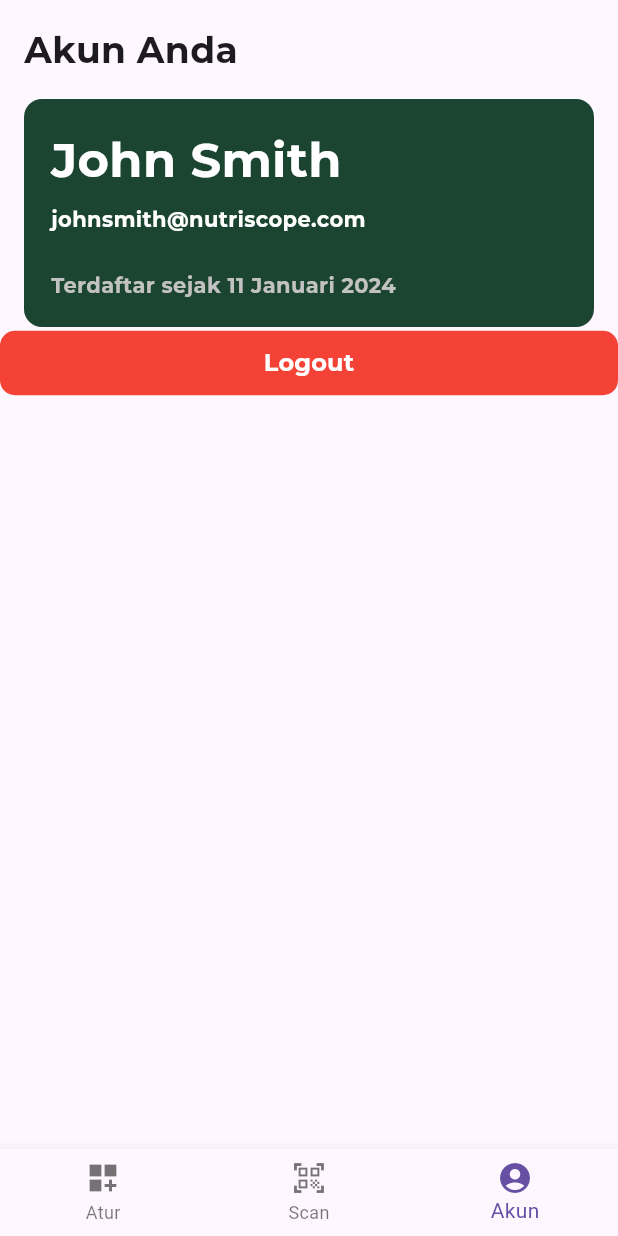
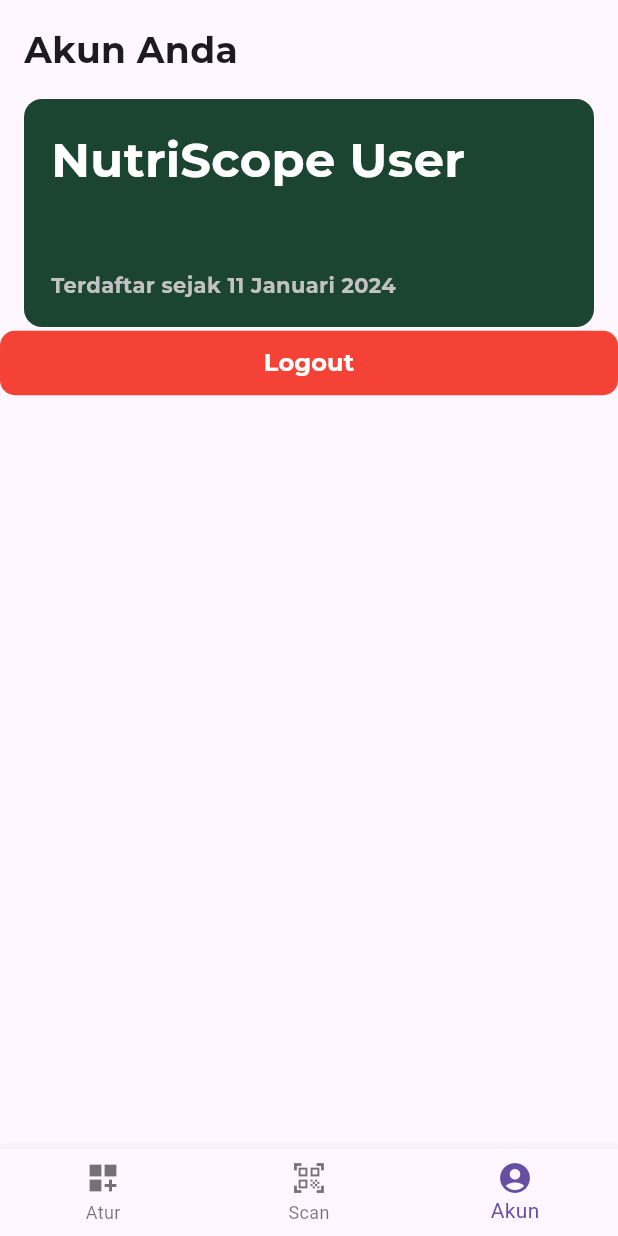
Before and after one commit to keanutaufan/nutriscope, a Flutter app: the screen it shows once a user with an empty profile is signed in, item 3 of the bottom bar chosen, on a phone screen of 412 x 824 dp. Run offline on Flutter 3.47's test engine with Material 3 defaults, Android fonts, the light colour scheme and no system bars; our stand-ins replace firebase_auth, firebase_core; missing offline and left inert: qr_code_scanner; accounts and stored records are empty; project files that could hold a hidden picture were left out.

Commit message:
fetch user data to user card

```diff
--- a/lib/screens/app/account_screen.dart
+++ b/lib/screens/app/account_screen.dart
@@ -5,6 +5,11 @@ import 'package:nutriscope/components/ns_fill_button.dart';
 
 class AccountScreen extends StatelessWidget {
   const AccountScreen({super.key});
+
+  static final currentUser = FirebaseAuth.instance.currentUser;
+  static final name = currentUser?.displayName ?? "Guest";
+  static final email = currentUser?.email ?? "Unregistered User";
+  static final createdAt = currentUser?.metadata.creationTime;
 
   @override
   Widget build(BuildContext context) {
@@ -28,9 +33,9 @@ class AccountScreen extends StatelessWidget {
           Padding(
             padding: const EdgeInsets.symmetric(horizontal: 16),
             child: AccountCard(
-              name: "John Smith",
-              email: "johnsmith@nutriscope.com",
-              createdAt: DateTime.parse("2024-01-11 00:00:07Z"),
+              name: name == "" ? "NutriScope User" : name,
+              email: email,
+              createdAt: createdAt ?? DateTime.now(),
             ),
           ),
 
```
